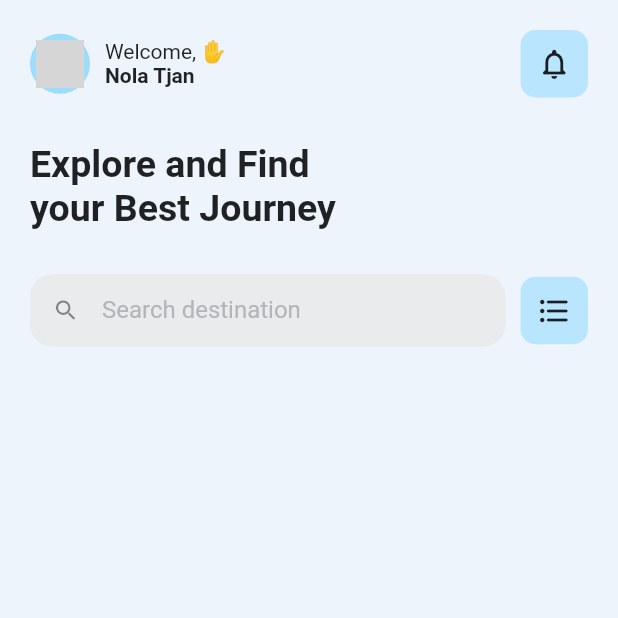
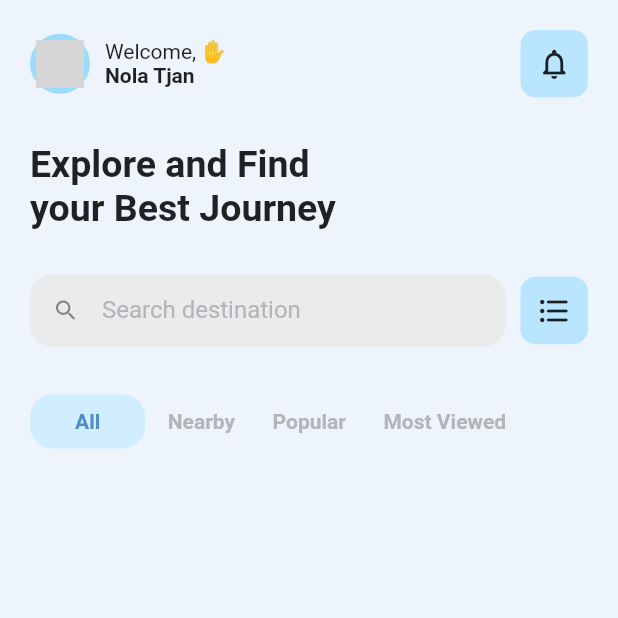
Before and after one commit to bgsdw/travel_app, a Flutter app: the screen it shows after launch, on a phone screen of 412 x 824 dp, the top half of it. Run offline on Flutter 3.47's test engine with Material 2 defaults, Android fonts, the phone set to English and light mode, and no system bars; network calls fail; grey boxes are pictures that could not be loaded.

```diff
--- a/lib/main.dart
+++ b/lib/main.dart
@@ -10,11 +10,11 @@ class MyApp extends StatelessWidget {
   @override
   Widget build(BuildContext context) {
     return MaterialApp(
-      title: 'Flutter App',
+      title: 'Travel App',
       theme: ThemeData(
         primarySwatch: Colors.blue,
       ),
-      home: const MyHomePage(title: 'Flutter App'),
+      home: const MyHomePage(title: 'Travel App'),
       debugShowCheckedModeBanner: false,
     );
   }
@@ -109,6 +109,37 @@ class _MyHomePageState extends State<MyHomePage> {
                   ),
                 ],
               ),
+              const SizedBox(height: 30),
+              SizedBox(
+                height: 40,
+                child: Center(
+                  child: ListView(
+                    scrollDirection: Axis.horizontal,
+                    // shrinkWrap: true,
+                    children: const [
+                      FilterTab(
+                        title: 'All',
+                        isSelected: true,
+                      ),
+                      SizedBox(width: 5),
+                      FilterTab(
+                        title: 'Nearby',
+                        isSelected: false,
+                      ),
+                      SizedBox(width: 5),
+                      FilterTab(
+                        title: 'Popular',
+                        isSelected: false,
+                      ),
+                      SizedBox(width: 5),
+                      FilterTab(
+                        title: 'Most Viewed',
+                        isSelected: false,
+                      ),
+                    ],
+                  ),
+                ),
+              )
             ],
           ),
         ),
@@ -117,8 +148,44 @@ class _MyHomePageState extends State<MyHomePage> {
   }
 }
 
+class FilterTab extends StatelessWidget {
+  final String title;
+  final bool isSelected;
+
+  const FilterTab({
+    Key? key,
+    required this.title,
+    required this.isSelected,
+  }) : super(key: key);
+
+  @override
+  Widget build(BuildContext context) {
+    return Center(
+      child: Container(
+        padding: EdgeInsets.symmetric(
+          horizontal: isSelected ? 30 : 10,
+          vertical: 10,
+        ),
+        child: Text(
+          title,
+          style: TextStyle(
+            color:
+                isSelected ? const Color(0xFF518CC7) : const Color(0XFFB4B5B8),
+            fontWeight: FontWeight.bold,
+          ),
+        ),
+        decoration: BoxDecoration(
+          borderRadius: BorderRadius.circular(15),
+          color: isSelected ? const Color(0xFFD1EEFF) : Colors.transparent,
+        ),
+      ),
+    );
+  }
+}
+
 class CustomButton extends StatelessWidget {
   final Icon icon;
+
   const CustomButton({
     Key? key,
     required this.icon,
```
